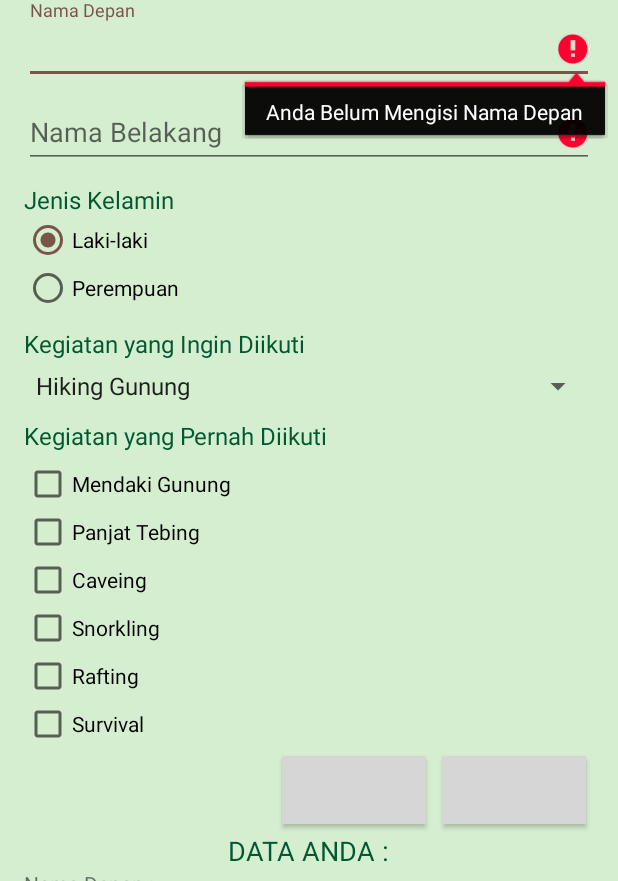
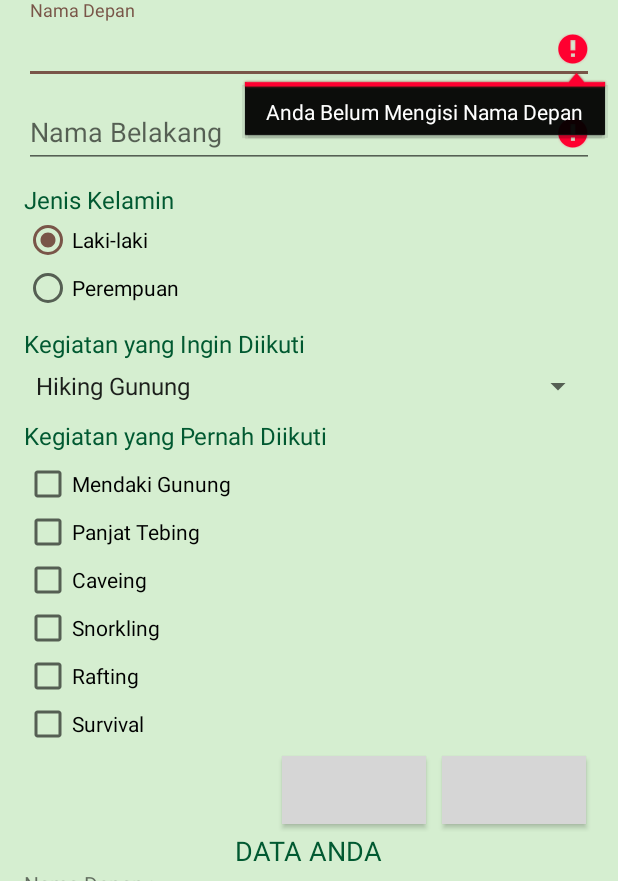
Before and after one commit to danangpk/NatureActivities, an Android app: the screen it shows after launch (MainActivity), after a tap on "DAFTAR", on a phone screen of 412 x 824 dp, the part 355-1236 px from its top. Run offline under Robolectric (Android 15) with nearby library versions, the phone set to English and light mode, and no system bars; 1 other tap on this screen came first; grey boxes are pictures that could not be loaded.

Commit message:
Versi FINAL

```diff
--- a/app/src/main/java/id/sch/smktelkom_mlg/tugas01/xirpl5009/pendaftarankegiatanalam/MainActivity.java
+++ b/app/src/main/java/id/sch/smktelkom_mlg/tugas01/xirpl5009/pendaftarankegiatanalam/MainActivity.java
@@ -72,7 +72,7 @@ public class MainActivity extends AppCompatActivity {
                 if (cbSV.isChecked()) hsl2 += cbSV.getText() + "\n";
                 if (hsl2.length() == startlen) hsl2 += "Belum Pernah Melakukan Kegiatan";
 
-                tvDA.setText("DATA ANDA :");
+                tvDA.setText("DATA ANDA");
                 tvHasil.setText("Nama Depan :\n" + nama + "\n\nNama Belakang : \n" + nama1 + "\n\nJenis Kelamim : \n" + hsl1 + "\n\n Kegiatan yang Pernah Anda Ikuti : \n" + wishact + "\n\n" + hsl2);
             }
         });
@@ -105,7 +105,7 @@ public class MainActivity extends AppCompatActivity {
         }
 
         if (nama1.isEmpty()) {
-            etNB.setError("Anda Belum Mengisi Nama Depan");
+            etNB.setError("Anda Belum Mengisi Nama Belakang");
         }
 
         return valid;
```
